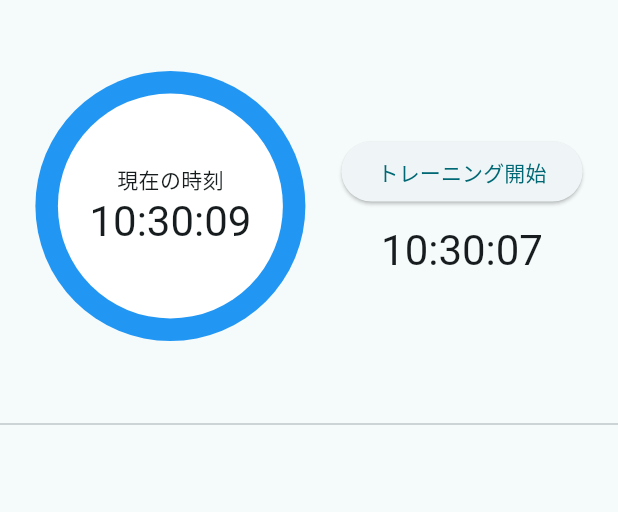
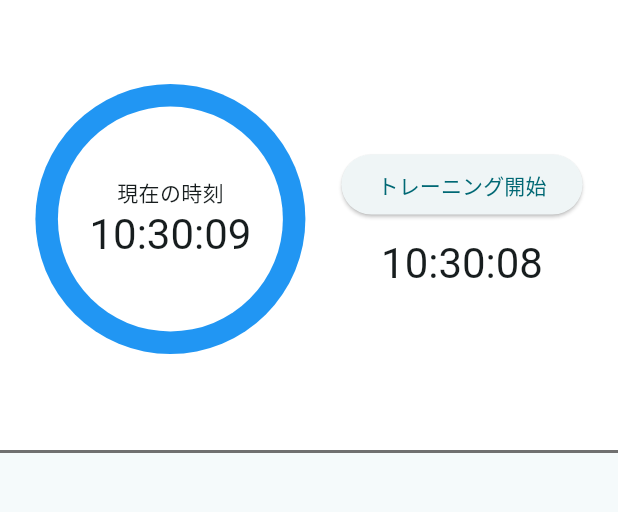
Before and after one commit to taishi29/GymLog, a Flutter app: the screen it shows after launch, after a tap on "トレーニング開始", on a phone screen of 412 x 824 dp, the part 84-596 px from its top. Run offline on Flutter 3.47's test engine with Material 3 defaults, Android fonts, the phone set to English and light mode, and no system bars; our stand-ins replace sqflite; accounts and stored records are empty.

Commit message:
メニューリストがトップセクションに侵入するのを修正しました。

```diff
--- a/lib/main.dart
+++ b/lib/main.dart
@@ -64,8 +64,6 @@ class HomeScreenState extends State<HomeScreen> {
 
   @override
   Widget build(BuildContext context) {
-    final screenHeight = MediaQuery.of(context).size.height; // 画面の高さを取得
-
     return Scaffold(
       appBar: AppBar(
         title: Text('筋トレ記録アプリ'),
@@ -75,16 +73,26 @@ class HomeScreenState extends State<HomeScreen> {
       // (1) CustomDrawerクラスのonMenuUpdatedにfetchMenu関数を渡してインスタンス化
       drawer: CustomDrawer(onMenuUpdated: fetchMenu),
       // メニューボタンがAppBarの左端に表示される。
-      body: Column(
-        children: [
-          SizedBox(
-            height: screenHeight / 3, // 画面の高さの3分の1の高さ
-            child: TopSection(title: 'Hello World!'), // 時刻とトレーニング開始時刻
+      body: CustomScrollView(
+        slivers: [
+          // 上部の `TopSection` を固定する
+          SliverPersistentHeader(
+            pinned: true, // これを `true` にするとスクロールしても `TopSection` が固定される
+            floating: false,
+            delegate: _TopSectionDelegate(),
           ),
-          const Divider(),
-          Expanded(
+          // 区切り線を追加
+          SliverToBoxAdapter(
+            child: const Divider(
+              color: Color.fromARGB(255, 112, 112, 112), // 線の色
+              thickness: 2, // 線の太さ
+              height: 2, // `Divider` の高さ
+            ),
+          ),
+          // `MenuList` のスクロールを有効にする
+          SliverFillRemaining(
             child: MenuList(menuLists: menuLists, isLoading: isLoading),
-          ), // 筋トレメニューリスト
+          ),
         ],
       ),
     );
@@ -139,3 +147,23 @@ class MenuListState extends State<MenuList> {
         });
   }
 }
+
+class _TopSectionDelegate extends SliverPersistentHeaderDelegate {
+  @override
+  Widget build(
+      BuildContext context, double shrinkOffset, bool overlapsContent) {
+    return Container(
+      color: const Color.fromARGB(255, 255, 255, 255), // 背景色を白にする
+      padding: const EdgeInsets.only(bottom: 8.0),
+      child: const TopSection(title: 'Hello! World!'),
+    );
+  }
+
+  @override
+  double get maxExtent => 300; // `TopSection` の高さ
+  @override
+  double get minExtent => 300; // スクロールしても高さを維持
+  @override
+  bool shouldRebuild(covariant SliverPersistentHeaderDelegate oldDelegate) =>
+      false;
+}
```
